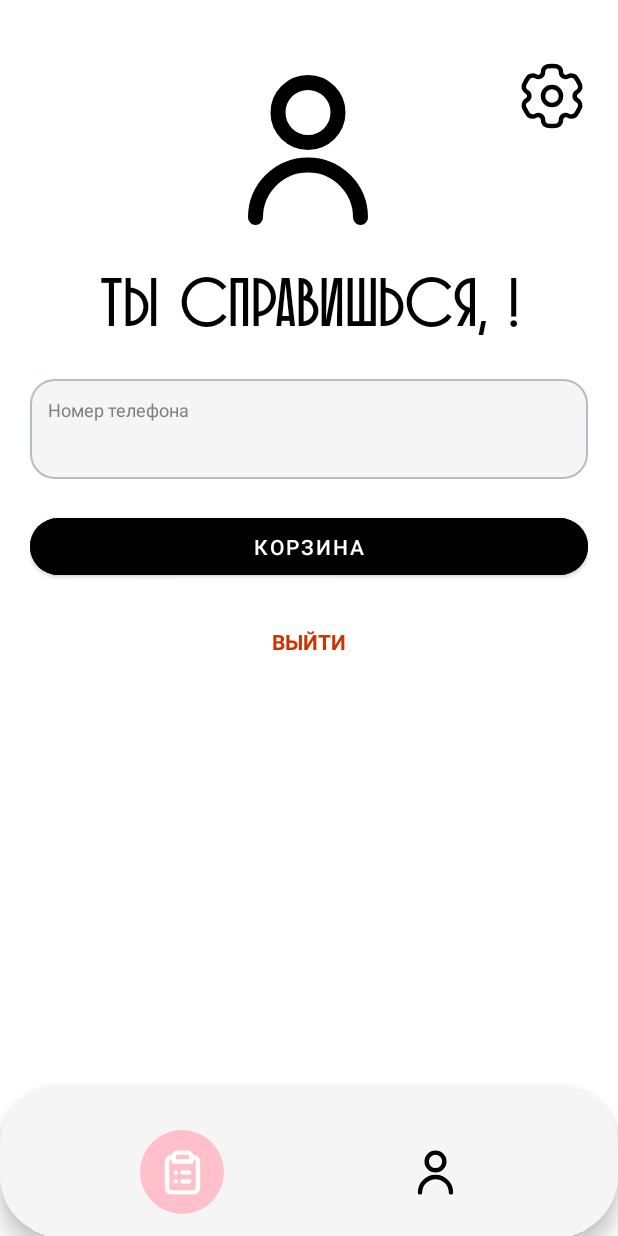
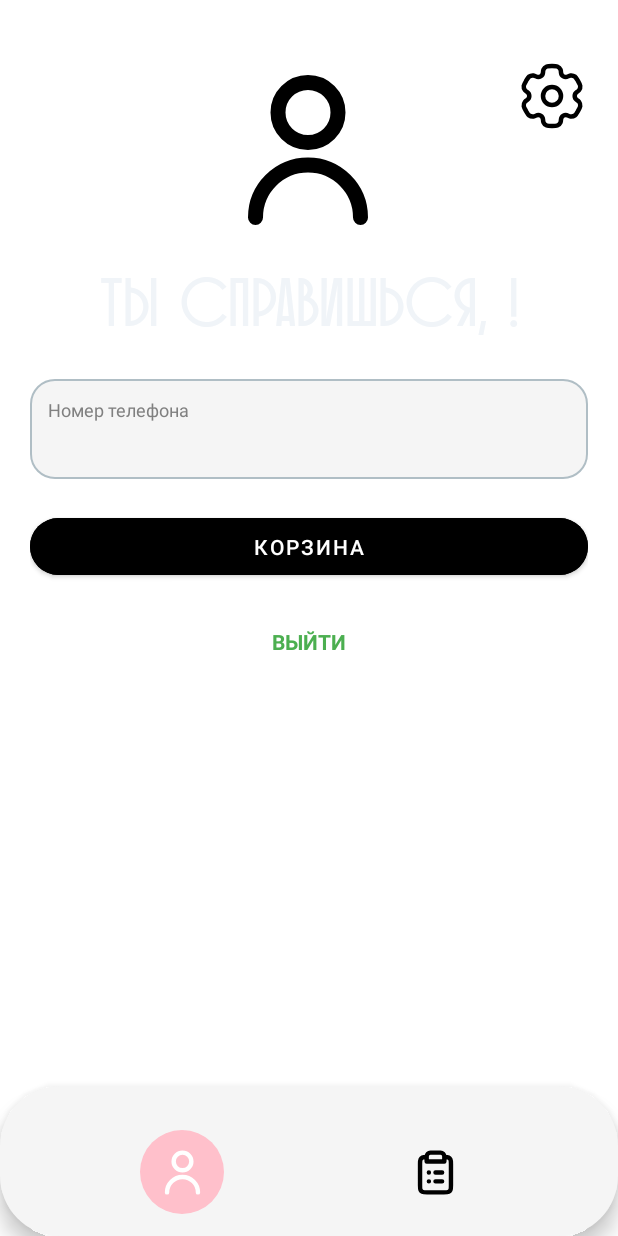
Before and after one commit to Cas-byte-per/Samurai_way, an Android app: the fragment ProfileFragment placed in its activity, on a phone screen of 412 x 824 dp. Run offline under Robolectric (Android 15) with nearby library versions, the light colour scheme and no system bars; our stand-ins replace Firebase (no records; nobody signed in at launch, a user with empty details on screens opened directly); pictures from the network do not load.

Commit message:
НАМЕРЕННОЕ добавление ошибок в код

```diff
--- a/app/src/main/java/com/example/myapp/EnterCodeFragment.java
+++ b/app/src/main/java/com/example/myapp/EnterCodeFragment.java
@@ -70,7 +70,7 @@ public class EnterCodeFragment extends Fragment {
         tvInfo = view.findViewById(R.id.tvInfo);
         tvTimer = view.findViewById(R.id.tvTimer);
         etCode = view.findViewById(R.id.etCode);
-        btnConfirm = view.findViewById(R.id.btnConfirm);
+        btnConfirm = view.findViewById(R.id.btnConfirm);// неправильный id кнопки - ошибка 3
 
         tvInfo.setText("Сейчас вам придет смс на номер " + maskPhone(phoneNumber));
 
--- a/app/src/main/res/layout/fragment_enter_code.xml
+++ b/app/src/main/res/layout/fragment_enter_code.xml
@@ -55,7 +55,7 @@
         android:layout_marginTop="12dp" />
 
     <com.google.android.material.button.MaterialButton
-        android:id="@+id/btnConfirm"
+        android:id="@+id/btnConfir"
         style="@style/Widget.MaterialComponents.Button"
         android:layout_width="wrap_content"
         android:layout_height="50dp"
--- a/app/src/main/res/layout/fragment_enter_phone.xml
+++ b/app/src/main/res/layout/fragment_enter_phone.xml
@@ -12,10 +12,10 @@
         android:layout_height="wrap_content"
         android:fontFamily="@font/oks_free"
         android:gravity="left"
-        android:text="НАЧНИ СВОЙ\nПУТЬ ЗДЕСЬ И СЕЙЧАС"
+        android:text="НJЧНИ СВОЙ\nПУТЬ ЗДЕСЬ И СЕЙЧАС"
         android:textColor="@color/black"
         android:textSize="60sp" />
-
+    <!-- НJЧНИ СВОЙ\nПУТЬ ЗДЕСЬ И СЕЙЧАС - 1 ошибка(синтаксическая) -->
     <FrameLayout
         android:id="@+id/frameLayout"
         android:layout_width="match_parent"
--- a/app/src/main/res/layout/fragment_profile.xml
+++ b/app/src/main/res/layout/fragment_profile.xml
@@ -42,12 +42,12 @@
         android:fontFamily="@font/oks_free"
         android:gravity="center"
         android:text="Ты справишься,\n User!"
-        android:textColor="@color/black"
+        android:textColor="#F0F4F8"
         android:textSize="45sp"
         app:layout_constraintEnd_toEndOf="parent"
         app:layout_constraintStart_toStartOf="parent"
         app:layout_constraintTop_toBottomOf="@id/ivAvatar" />
-
+    <!-- Слишком низкая контрастность интерфейса - ошибка 4  -->
 
     <LinearLayout
         android:id="@+id/linearLayout2"
@@ -104,12 +104,12 @@
         android:layout_height="wrap_content"
         android:layout_marginTop="16dp"
         android:text="ВЫЙТИ"
-        android:textColor="#CC3300"
+        android:textColor="#4CAF50"
         android:textStyle="bold"
         app:layout_constraintBottom_toBottomOf="parent"
         app:layout_constraintEnd_toEndOf="parent"
         app:layout_constraintStart_toStartOf="parent"
         app:layout_constraintTop_toBottomOf="@+id/btnTrash"
         app:layout_constraintVertical_bias="0.048" />
-
+    <!-- Неправильное выделение цветом - Ошибка 5 -->
 </androidx.constraintlayout.widget.ConstraintLayout>
--- a/app/src/main/res/menu/bottom_nav_menu.xml
+++ b/app/src/main/res/menu/bottom_nav_menu.xml
@@ -2,10 +2,11 @@
 <menu xmlns:android="http://schemas.android.com/apk/res/android">
     <item
         android:id="@+id/nav_home"
+        android:icon="@drawable/ic_user"
+        android:title=""/>
+    <!-- иконки поменяны местами - ошибка 2(логическая) -->
+    <item
+        android:id="@+id/nav_profile"
         android:icon="@drawable/ic_clipboard_list"
         android:title=""/>
-    <item
-        android:id="@+id/nav_profile"
-        android:icon="@drawable/ic_user"
-        android:title=""/>
 </menu>
```
